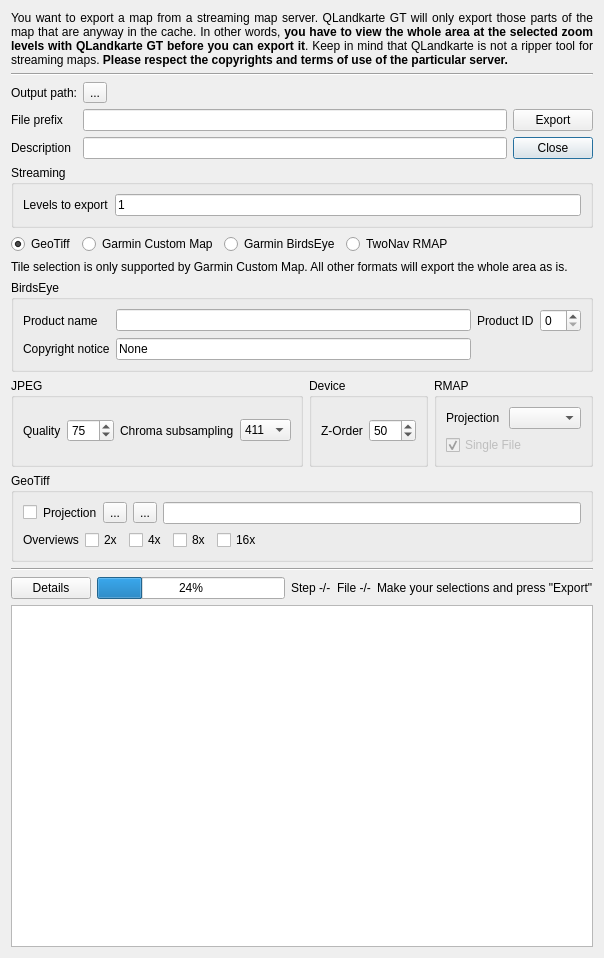
Before: the Qt Designer form src/IMapQMAPExport.ui in ntruchsess/QLandkarteGT, drawn with Qt 5.
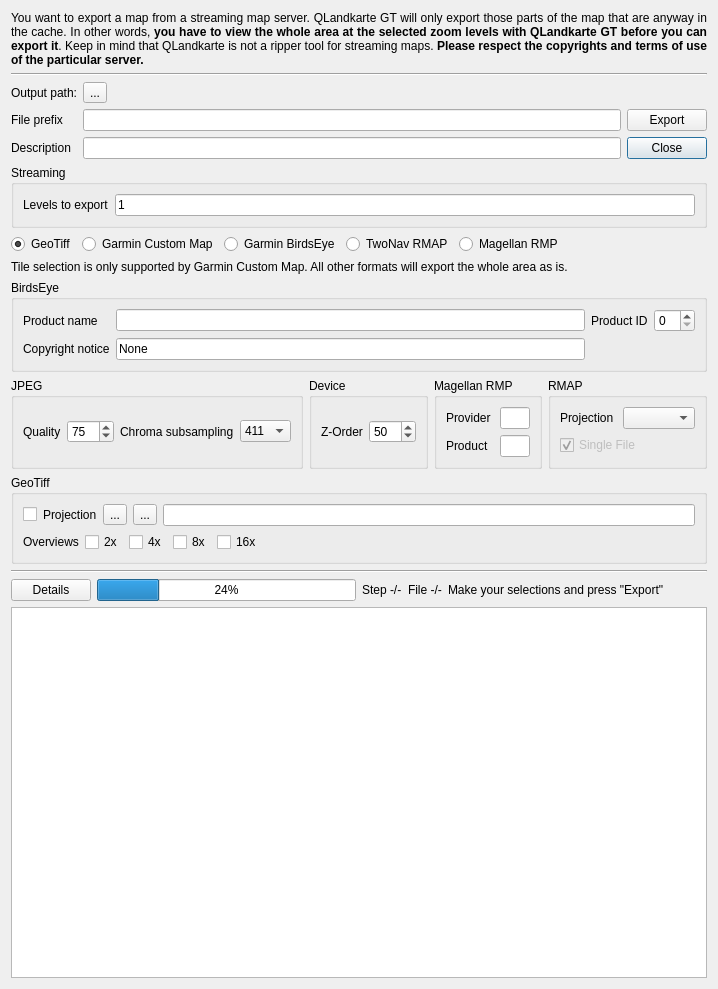
After: the same form once the commit is applied. Icons and pictures are not drawn.

```diff
--- a/src/IMapQMAPExport.ui
+++ b/src/IMapQMAPExport.ui
@@ -6,8 +6,8 @@
    <rect>
     <x>0</x>
     <y>0</y>
-    <width>589</width>
-    <height>958</height>
+    <width>641</width>
+    <height>989</height>
    </rect>
   </property>
   <property name="windowTitle">
@@ -170,6 +170,13 @@
        </property>
       </widget>
      </item>
+     <item>
+      <widget class="QRadioButton" name="radioRMP">
+       <property name="text">
+        <string>Magellan RMP</string>
+       </property>
+      </widget>
+     </item>
      <item>
       <spacer name="horizontalSpacer">
        <property name="orientation">
@@ -347,6 +354,35 @@
        </layout>
       </widget>
      </item>
+     <item>
+      <widget class="QGroupBox" name="groupMagellanRmp">
+       <property name="title">
+        <string>Magellan RMP</string>
+       </property>
+       <layout class="QGridLayout" name="gridLayout_4">
+        <item row="0" column="0">
+         <widget class="QLabel" name="label_14">
+          <property name="text">
+           <string>Provider </string>
+          </property>
+         </widget>
+        </item>
+        <item row="0" column="1">
+         <widget class="QLineEdit" name="lineMagellanProvider"/>
+        </item>
+        <item row="1" column="1">
+         <widget class="QLineEdit" name="lineMagellanProduct"/>
+        </item>
+        <item row="1" column="0">
+         <widget class="QLabel" name="label_15">
+          <property name="text">
+           <string>Product</string>
+          </property>
+         </widget>
+        </item>
+       </layout>
+      </widget>
+     </item>
      <item>
       <widget class="QGroupBox" name="groupRMAP">
        <property name="title">
```
